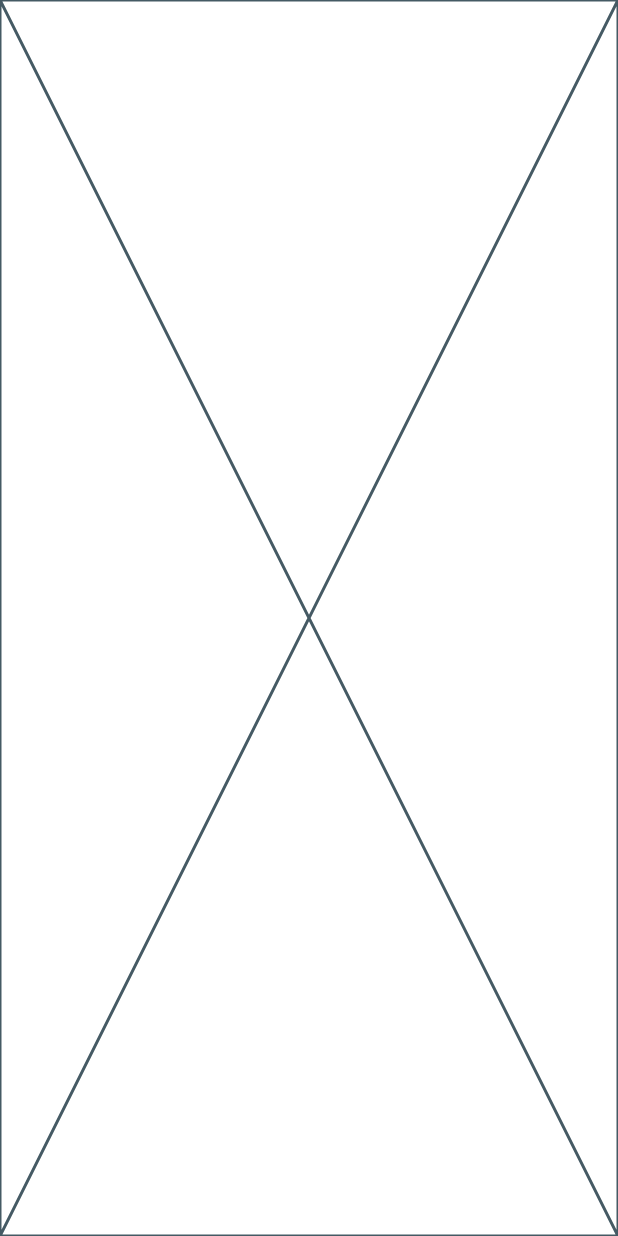
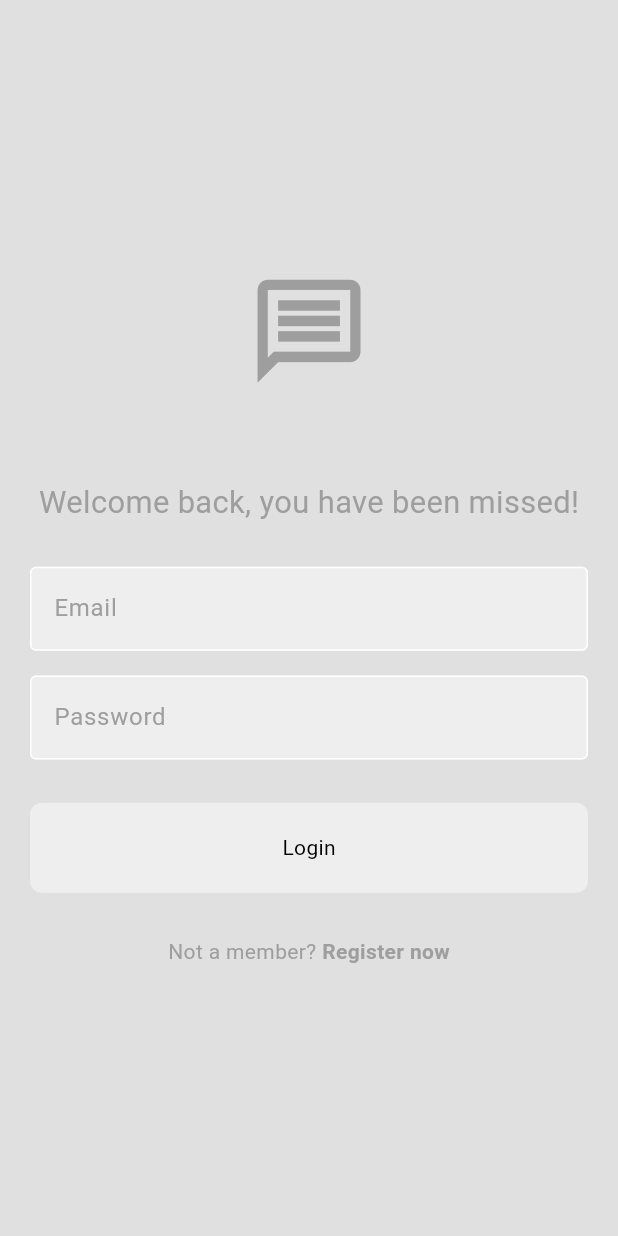
Before and after one commit to inaamflutterdev/chat_notify, a Flutter app: the screen it shows after launch, on a phone screen of 412 x 824 dp. Run offline on Flutter 3.47's test engine with Material 3 defaults, Android fonts, the phone set to English and light mode, and no system bars.

Commit message:
Login UI ready

```diff
--- a/lib/main.dart
+++ b/lib/main.dart
@@ -1,4 +1,5 @@
-import 'package:chat_notify/pages/login.dart';
+import 'package:chat_notify/pages/auth/login.dart';
+import 'package:chat_notify/themes/light_theme.dart';
 import 'package:flutter/material.dart';
 
 void main() {
@@ -12,12 +13,10 @@ class MyApp extends StatelessWidget {
   @override
   Widget build(BuildContext context) {
     return MaterialApp(
+      debugShowCheckedModeBanner: false,
       title: 'Flutter Demo',
-      theme: ThemeData(
-        colorScheme: ColorScheme.fromSeed(seedColor: Colors.deepPurple),
-        useMaterial3: true,
-      ),
-      home: const HomePage(),
+      home: LoginPage(),
+      theme: lightMode,
     );
   }
 }
--- /dev/null
+++ b/lib/pages/auth/login.dart
@@ -0,0 +1,85 @@
+import 'package:chat_notify/widgets/login_widgets/myTextField.dart';
+import 'package:chat_notify/widgets/login_widgets/my_button.dart';
+import 'package:flutter/material.dart';
+
+class LoginPage extends StatelessWidget {
+  final TextEditingController emailController = TextEditingController();
+  final TextEditingController passController = TextEditingController();
+  LoginPage({super.key});
+
+  void login() {}
+
+  @override
+  Widget build(BuildContext context) {
+    double screenHeight = MediaQuery.of(context).size.height;
+    double screenWidth = MediaQuery.of(context).size.width;
+    return Scaffold(
+      backgroundColor: Theme.of(context).colorScheme.surface,
+      body: Center(
+        child: Column(
+          mainAxisAlignment: MainAxisAlignment.center,
+          children: [
+            Icon(
+              Icons.message_outlined,
+              size: screenHeight * 0.1,
+              color: Theme.of(context).colorScheme.primary,
+            ),
+            SizedBox(
+              height: screenHeight * 0.07,
+            ),
+            Text(
+              "Welcome back, you have been missed!",
+              style: TextStyle(
+                  color: Theme.of(context).colorScheme.primary,
+                  fontSize: screenWidth * 0.05),
+            ),
+            SizedBox(
+              height: screenHeight * 0.035,
+            ),
+            MyTextField(
+              hintText: 'Email',
+              hide: false,
+              controller: emailController,
+            ),
+            SizedBox(
+              height: screenHeight * 0.02,
+            ),
+            MyTextField(
+              hintText: 'Password',
+              hide: true,
+              controller: passController,
+            ),
+            SizedBox(
+              height: screenHeight * 0.035,
+            ),
+            MyButton(
+              buttonText: 'Login',
+              onTap: login,
+            ),
+            SizedBox(
+              height: screenHeight * 0.035,
+            ),
+            Row(
+              mainAxisAlignment: MainAxisAlignment.center,
+              children: [
+                Text(
+                  "Not a member? ",
+                  style: TextStyle(
+                    color: Theme.of(context).colorScheme.primary,
+                  ),
+                ),
+                Text(
+                  "Register now",
+                  style: TextStyle(
+                    fontWeight: FontWeight.bold,
+                    color: Theme.of(context).colorScheme.primary,
+                  ),
+                ),
+              ],
+            )
+          ],
+        ),
+      ),
+    );
+  }
+}
--- /dev/null
+++ b/lib/pages/auth/signup.dart
@@ -0,0 +1,10 @@
+import 'package:flutter/material.dart';
+
+class SignUpPage extends StatelessWidget {
+  const SignUpPage({super.key});
+
+  @override
+  Widget build(BuildContext context) {
+    return Scaffold();
+  }
+}
--- a/lib/pages/login.dart
+++ /dev/null
@@ -1,10 +0,0 @@
-import 'package:flutter/material.dart';
-
-class HomePage extends StatelessWidget {
-  const HomePage({super.key});
-
-  @override
-  Widget build(BuildContext context) {
-    return const Placeholder();
-  }
-}
--- /dev/null
+++ b/lib/themes/light_theme.dart
@@ -0,0 +1,11 @@
+import 'package:flutter/material.dart';
+
+ThemeData lightMode = ThemeData(
+  colorScheme: ColorScheme.light(
+    surface: Colors.grey.shade300,
+    primary: Colors.grey.shade500,
+    secondary: Colors.grey.shade200,
+    tertiary: Colors.white,
+    inversePrimary: Colors.grey.shade900,
+  ),
+);
--- /dev/null
+++ b/lib/widgets/login_widgets/myTextField.dart
@@ -0,0 +1,41 @@
+import 'package:flutter/material.dart';
+
+class MyTextField extends StatelessWidget {
+  final String hintText;
+  final bool hide;
+  final TextEditingController controller;
+  const MyTextField(
+      {required this.hintText,
+      required this.hide,
+      required this.controller,
+      super.key});
+
+  @override
+  Widget build(BuildContext context) {
+    return Padding(
+      padding: const EdgeInsets.symmetric(horizontal: 20),
+      child: TextField(
+        controller: controller,
+        obscureText: hide,
+        decoration: InputDecoration(
+          enabledBorder: OutlineInputBorder(
+            borderSide: BorderSide(
+              color: Theme.of(context).colorScheme.tertiary,
+            ),
+          ),
+          focusedBorder: OutlineInputBorder(
+            borderSide: BorderSide(
+              color: Theme.of(context).colorScheme.primary,
+            ),
+          ),
+          fillColor: Theme.of(context).colorScheme.secondary,
+          filled: true,
+          hintText: hintText,
+          hintStyle: TextStyle(
+            color: Theme.of(context).colorScheme.primary,
+          ),
+        ),
+      ),
+    );
+  }
+}
--- /dev/null
+++ b/lib/widgets/login_widgets/my_button.dart
@@ -0,0 +1,25 @@
+import 'package:flutter/material.dart';
+
+class MyButton extends StatelessWidget {
+  final void Function()? onTap;
+  final String buttonText;
+  const MyButton({required this.buttonText, required this.onTap, super.key});
+
+  @override
+  Widget build(BuildContext context) {
+    return GestureDetector(
+      onTap: onTap,
+      child: Container(
+        decoration: BoxDecoration(
+          color: Theme.of(context).colorScheme.secondary,
+          borderRadius: BorderRadius.circular(8),
+        ),
+        padding: const EdgeInsets.all(20),
+        margin: const EdgeInsets.symmetric(horizontal: 20),
+        child: Center(
+          child: Text(buttonText),
+        ),
+      ),
+    );
+  }
+}
```
Also changed, not shown: pubspec.lock.
